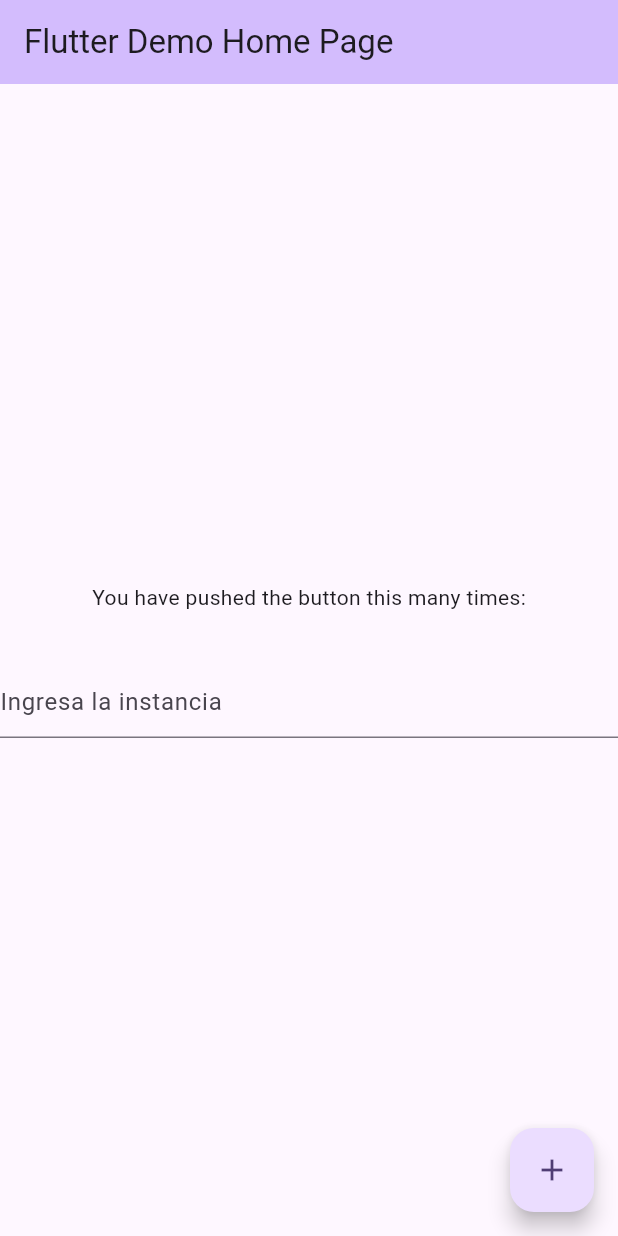
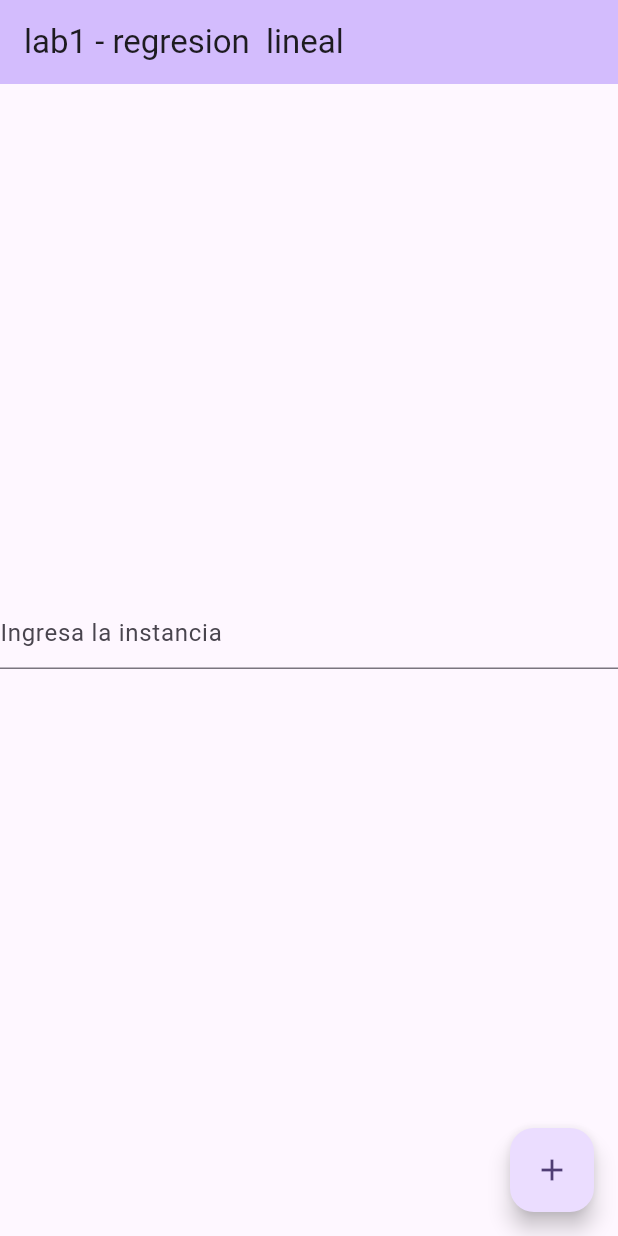
Before and after one commit to adsoftsito/itsz_flutter_lab1, a Flutter app: the screen it shows after launch, on a phone screen of 412 x 824 dp. Run offline on Flutter 3.47's test engine with Material 3 defaults, Android fonts, the phone set to English and light mode, and no system bars.

Commit message:
update title

```diff
--- a/lib/main.dart
+++ b/lib/main.dart
@@ -13,7 +13,7 @@ class MyApp extends StatelessWidget {
   @override
   Widget build(BuildContext context) {
     return MaterialApp(
-      title: 'Flutter Demo',
+      title: 'Lab1 - regresion lineal',
       theme: ThemeData(
         // This is the theme of your application.
         //
@@ -33,7 +33,7 @@ class MyApp extends StatelessWidget {
         colorScheme: ColorScheme.fromSeed(seedColor: Colors.deepPurple),
         useMaterial3: true,
       ),
-      home: const MyHomePage(title: 'Flutter Demo Home Page'),
+      home: const MyHomePage(title: 'lab1 - regresion  lineal'),
     );
   }
 }
@@ -57,7 +57,6 @@ class MyHomePage extends StatefulWidget {
 }
 
 class _MyHomePageState extends State<MyHomePage> {
-  int _counter = 0;
   final TextEditingController instanceController = TextEditingController();
 
   String predictionResult = "";
@@ -81,8 +80,6 @@ class _MyHomePageState extends State<MyHomePage> {
         body: json.encode(payload),
       );
 
-    //  final appState = Provider.of<MyAppState>(context, listen: false);
-    //  final user = appState.username;
 
       if (response.statusCode == 200) {
         final Map<String, dynamic> jsonResponse = json.decode(response.body);
@@ -105,16 +102,6 @@ class _MyHomePageState extends State<MyHomePage> {
     }
   }
 
-  void _incrementCounter() {
-    setState(() {
-      // This call to setState tells the Flutter framework that something has
-      // changed in this State, which causes it to rerun the build method below
-      // so that the display can reflect the updated values. If we changed
-      // _counter without calling setState(), then the build method would not be
-      // called again, and so nothing would appear to happen.
-      _counter++;
-    });
-  }
 
   @override
   Widget build(BuildContext context) {
@@ -153,15 +140,14 @@ class _MyHomePageState extends State<MyHomePage> {
           // wireframe for each widget.
           mainAxisAlignment: MainAxisAlignment.center,
           children: <Widget>[
-            const Text('You have pushed the button this many times:'),
-            Text(
-              '$predictionResult',
-              style: Theme.of(context).textTheme.headlineMedium,
-            ),
             TextField(
                 controller: instanceController,
                 keyboardType: TextInputType.text, // Permitir texto completo
                 decoration: InputDecoration(hintText: 'Ingresa la instancia'),
+            ),
+            Text(
+              '$predictionResult',
+              style: Theme.of(context).textTheme.headlineMedium,
             ),
 
 
@@ -170,7 +156,6 @@ class _MyHomePageState extends State<MyHomePage> {
       ),
       floatingActionButton: FloatingActionButton(
         onPressed: () {
-	  //_incrementCounter,
 
 	  final instancia = instanceController.text;
           if (instancia.isNotEmpty) {
@@ -183,7 +168,7 @@ class _MyHomePageState extends State<MyHomePage> {
           }
 
 	},
-        tooltip: 'Increment',
+        tooltip: 'call model',
         child: const Icon(Icons.add),
       ), // This trailing comma makes auto-formatting nicer for build methods.
     );
```
